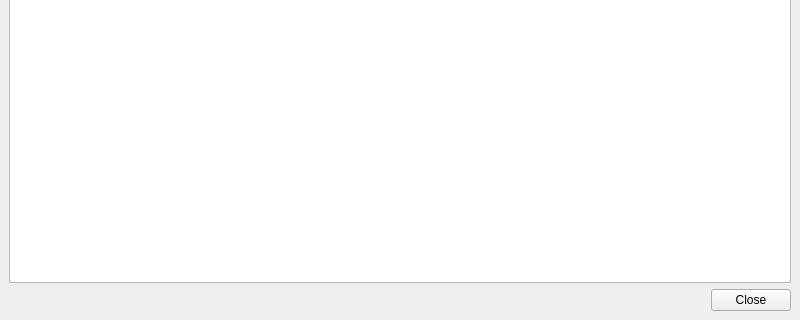
Before: the Qt Designer form src/gui/windows/objectList/ObjectListWindowBase.ui in startkladde/startkladde, drawn with Qt 5; both pictures show x 0 to 800 and y 280 to 600 of the 800 by 600 pixel window.
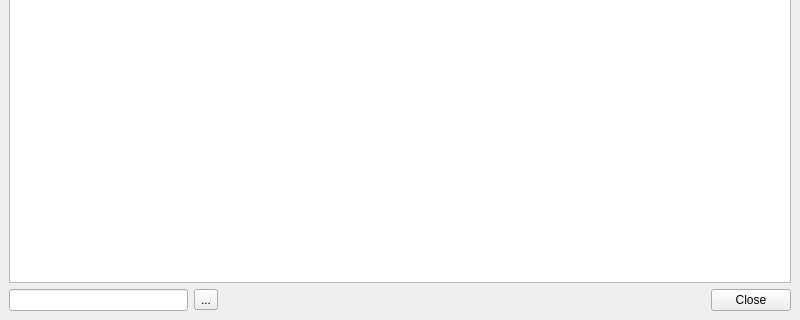
After: the same form once the commit is applied. Custom widgets are drawn as their Qt base class.

Commit message: added search filter for object list

Patch:
```diff
--- a/src/gui/windows/objectList/ObjectListWindowBase.ui
+++ b/src/gui/windows/objectList/ObjectListWindowBase.ui
@@ -47,6 +47,38 @@
      </widget>
     </item>
     <item>
+     <layout class="QHBoxLayout" name="horizontalLayout">
+      <item>
+       <widget class="QLineEdit" name="searchEdit">
+        <property name="toolTip">
+         <string>Enter search text</string>
+        </property>
+       </widget>
+      </item>
+      <item>
+       <widget class="QToolButton" name="clearButton">
+        <property name="toolTip">
+         <string>Clear search text</string>
+        </property>
+        <property name="text">
+         <string>...</string>
+        </property>
+       </widget>
+      </item>
+      <item>
+       <spacer name="horizontalSpacer">
+        <property name="orientation">
+         <enum>Qt::Horizontal</enum>
+        </property>
+        <property name="sizeHint" stdset="0">
+         <size>
+          <width>388</width>
+          <height>20</height>
+         </size>
+        </property>
+       </spacer>
+      </item>
+      <item>
      <widget class="QDialogButtonBox" name="buttonBox">
       <property name="standardButtons">
        <set>QDialogButtonBox::Close</set>
@@ -54,6 +86,8 @@
      </widget>
     </item>
    </layout>
+    </item>
+   </layout>
   </widget>
   <widget class="QMenuBar" name="menubar">
    <property name="geometry">
```
Left out of the diff: 2 changed lines with no effect on the pictures. Lines whose indentation alone changed are shown as unchanged. The commit also changes 2 other files.
